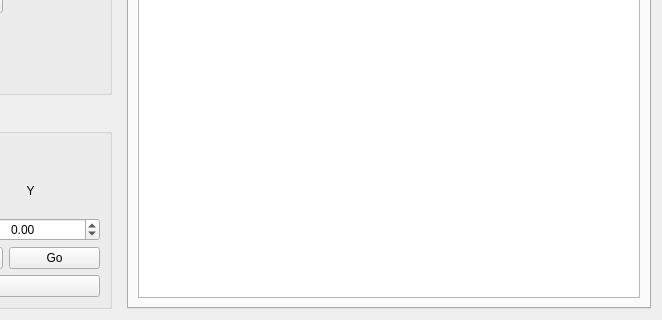
The window that bec_widgets/examples/motor_movement/motor_controller.ui (bec-project/bec_widgets) describes before a commit, drawn with Qt 5; both pictures show x 747 to 1409 and y 428 to 748 of the 1409 by 748 pixel window.
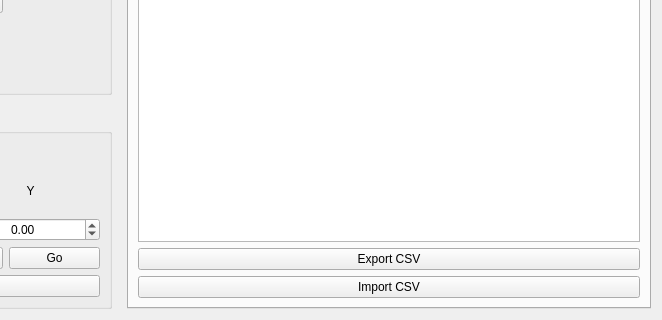
The same window after the commit. Custom widgets are drawn as their Qt base class.

Commit message: feat: table can be exported to csv

Diff of the .ui file:
```diff
--- a/bec_widgets/examples/motor_movement/motor_controller.ui
+++ b/bec_widgets/examples/motor_movement/motor_controller.ui
@@ -541,6 +541,20 @@
          </column>
         </widget>
        </item>
+       <item>
+        <widget class="QPushButton" name="pushButton_exportCSV">
+         <property name="text">
+          <string>Export CSV</string>
+         </property>
+        </widget>
+       </item>
+       <item>
+        <widget class="QPushButton" name="pushButton_2">
+         <property name="text">
+          <string>Import CSV</string>
+         </property>
+        </widget>
+       </item>
       </layout>
      </widget>
      <widget class="QWidget" name="tab_settings">
```
The commit also changes 1 other file.
